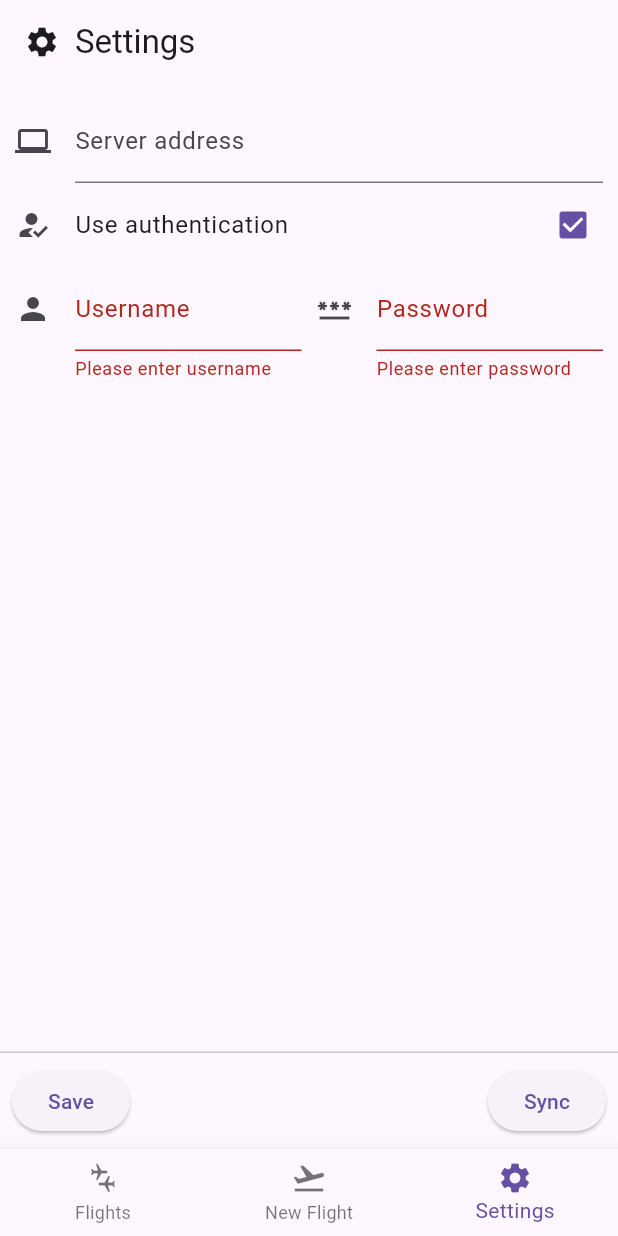
After one commit to vsimakhin/web-logbook-mobile, a Flutter app: the screen it shows after launch, item 3 of the bottom bar chosen, after a tap on "Use authentication", after a tap on "Save", on a phone screen of 412 x 824 dp. The commit adds this screen. Run offline on Flutter 3.47's test engine with Material 2 defaults, Android fonts, the phone set to English and light mode, and no system bars; our stand-ins replace flutter_secure_storage, sqflite; accounts and stored records are empty.

Commit message:
add first version of settings page

```diff
--- a/lib/flight.dart
+++ b/lib/flight.dart
@@ -162,6 +162,7 @@ class _FlightPageState extends State<FlightPage> {
     final start = _departureTime.text;
     final end = _arrivalTime.text;
 
+    if (start.length == 4 && end.length == 4) {
       int startHour = int.parse(start.substring(0, 2));
       int startMinute = int.parse(start.substring(2));
       int endHour = int.parse(end.substring(0, 2));
@@ -184,6 +185,7 @@ class _FlightPageState extends State<FlightPage> {
 
       _timeTT.text = '$hourString:$minuteString';
     }
+  }
 
   @override
   Widget build(BuildContext context) {
@@ -198,7 +200,7 @@ class _FlightPageState extends State<FlightPage> {
         ),
       ),
       body: Padding(
-        padding: const EdgeInsets.all(16.0),
+        padding: const EdgeInsets.all(10.0),
         child: Form(
           key: _formKey,
           child: SingleChildScrollView(
@@ -283,7 +285,7 @@ class _FlightPageState extends State<FlightPage> {
                         ],
                         keyboardType: TextInputType.number,
                         textInputAction: TextInputAction.next,
-                        onEditingComplete: () {
+                        onChanged: (value) {
                           _calculateTotalTime();
                         },
                       ),
@@ -317,7 +319,7 @@ class _FlightPageState extends State<FlightPage> {
                         ],
                         keyboardType: TextInputType.number,
                         textInputAction: TextInputAction.next,
-                        onEditingComplete: () {
+                        onChanged: (value) {
                           _calculateTotalTime();
                         },
                       ),
@@ -498,9 +500,13 @@ class _FlightPageState extends State<FlightPage> {
                     ),
                   ],
                 ),
-                Padding(
-                  padding: const EdgeInsets.symmetric(vertical: 16.0),
-                  child: Row(
+              ],
+            ),
+          ),
+        ),
+      ),
+      persistentFooterButtons: [
+        Row(
           children: [
             ElevatedButton(
               onPressed: () {
@@ -535,12 +541,7 @@ class _FlightPageState extends State<FlightPage> {
             )
           ],
         ),
-                ),
       ],
-            ),
-          ),
-        ),
-      ),
     );
   }
 }
--- a/lib/main.dart
+++ b/lib/main.dart
@@ -1,5 +1,6 @@
 import 'flight.dart';
 import 'flightrecords.dart';
+import 'settings.dart';
 import 'package:flutter/material.dart';
 
 void main() async {
@@ -25,7 +26,7 @@ class _MyAppState extends State<MyApp> {
     _children = [
       const FlightRecordsPage(),
       const FlightPage(flightRecord: {'uuid': ''}),
-      Container(color: Colors.black),
+      const SettingsPage(),
     ];
     _currentIndex = 0;
   }
--- /dev/null
+++ b/lib/settings.dart
@@ -0,0 +1,155 @@
+import 'package:flutter/material.dart';
+import 'package:flutter_secure_storage/flutter_secure_storage.dart';
+
+class SettingsPage extends StatefulWidget {
+  const SettingsPage({Key? key}) : super(key: key);
+
+  @override
+  State<SettingsPage> createState() => _SettingsPageState();
+}
+
+class _SettingsPageState extends State<SettingsPage> {
+  final _formKey = GlobalKey<FormState>();
+  final _serverAddressController = TextEditingController();
+  final _usernameController = TextEditingController();
+  final _passwordController = TextEditingController();
+  bool _useAuthentication = false;
+
+  final storage = FlutterSecureStorage();
+
+  @override
+  void initState() {
+    super.initState();
+    _loadSettings();
+  }
+
+  Future<void> _loadSettings() async {
+    final serverAddress = await storage.read(key: 'serverAddress');
+    final username = await storage.read(key: 'username');
+    final password = await storage.read(key: 'password');
+    final useAuthentication = await storage.read(key: 'useAuthentication');
+    setState(() {
+      _serverAddressController.text = serverAddress ?? '';
+      _usernameController.text = username ?? '';
+      _passwordController.text = password ?? '';
+      _useAuthentication = useAuthentication == 'true';
+    });
+  }
+
+  Future<void> _saveSettings() async {
+    await storage.write(
+        key: 'serverAddress', value: _serverAddressController.text);
+    await storage.write(key: 'username', value: _usernameController.text);
+    await storage.write(key: 'password', value: _passwordController.text);
+    await storage.write(
+        key: 'useAuthentication', value: _useAuthentication.toString());
+  }
+
+  @override
+  Widget build(BuildContext context) {
+    return Scaffold(
+      appBar: AppBar(
+        title: const Row(
+          children: [
+            Icon(Icons.settings),
+            SizedBox(width: 10),
+            Text('Settings'),
+          ],
+        ),
+      ),
+      body: Padding(
+        padding: const EdgeInsets.all(10.0),
+        child: Form(
+          key: _formKey,
+          child: Column(
+            children: [
+              TextFormField(
+                controller: _serverAddressController,
+                decoration: const InputDecoration(
+                  labelText: 'Server address',
+                  icon: Icon(
+                    Icons.computer,
+                  ),
+                ),
+              ),
+              CheckboxListTile(
+                secondary: const Icon(Icons.how_to_reg),
+                contentPadding: EdgeInsets.zero,
+                title: const Text('Use authentication'),
+                value: _useAuthentication,
+                onChanged: (value) {
+                  setState(() {
+                    _useAuthentication = value!;
+                  });
+                },
+              ),
+              if (_useAuthentication)
+                Row(
+                  children: [
+                    Expanded(
+                      child: TextFormField(
+                        controller: _usernameController,
+                        decoration: const InputDecoration(
+                          labelText: 'Username',
+                          icon: Icon(Icons.person),
+                        ),
+                        validator: (value) {
+                          if (value == null || value.isEmpty) {
+                            return 'Please enter username';
+                          }
+                          return null;
+                        },
+                      ),
+                    ),
+                    const SizedBox(width: 10),
+                    Expanded(
+                      child: TextFormField(
+                        controller: _passwordController,
+                        obscureText: true,
+                        decoration: const InputDecoration(
+                          labelText: 'Password',
+                          icon: Icon(Icons.password),
+                        ),
+                        validator: (value) {
+                          if (value == null || value.isEmpty) {
+                            return 'Please enter password';
+                          }
+                          return null;
+                        },
+                      ),
+                    ),
+                  ],
+                ),
+            ],
+          ),
+        ),
+      ),
+      persistentFooterButtons: [
+        Row(
+          children: [
+            ElevatedButton(
+              onPressed: () {
+                if (_formKey.currentState!.validate()) {
+                  _saveSettings();
+
+                  ScaffoldMessenger.of(context).showSnackBar(
+                    const SnackBar(
+                      content: Text('Settings saved'),
+                      duration: Duration(seconds: 3),
+                    ),
+                  );
+                }
+              },
+              child: const Text('Save'),
+            ),
+            const Spacer(),
+            ElevatedButton(
+              onPressed: () {},
+              child: const Text('Sync'),
+            ),
+          ],
+        ),
+      ],
+    );
+  }
+}
--- a/pubspec.yaml
+++ b/pubspec.yaml
@@ -23,6 +23,7 @@ dependencies:
   # The following adds the Cupertino Icons font to your application.
   # Use with the CupertinoIcons class for iOS style icons.
   cupertino_icons: ^1.0.2
+  flutter_secure_storage: ^8.0.0
 
 dev_dependencies:
   flutter_test:
```
Also changed, not shown: pubspec.lock, 1 other file. Lines whose indentation alone changed are shown as unchanged.
